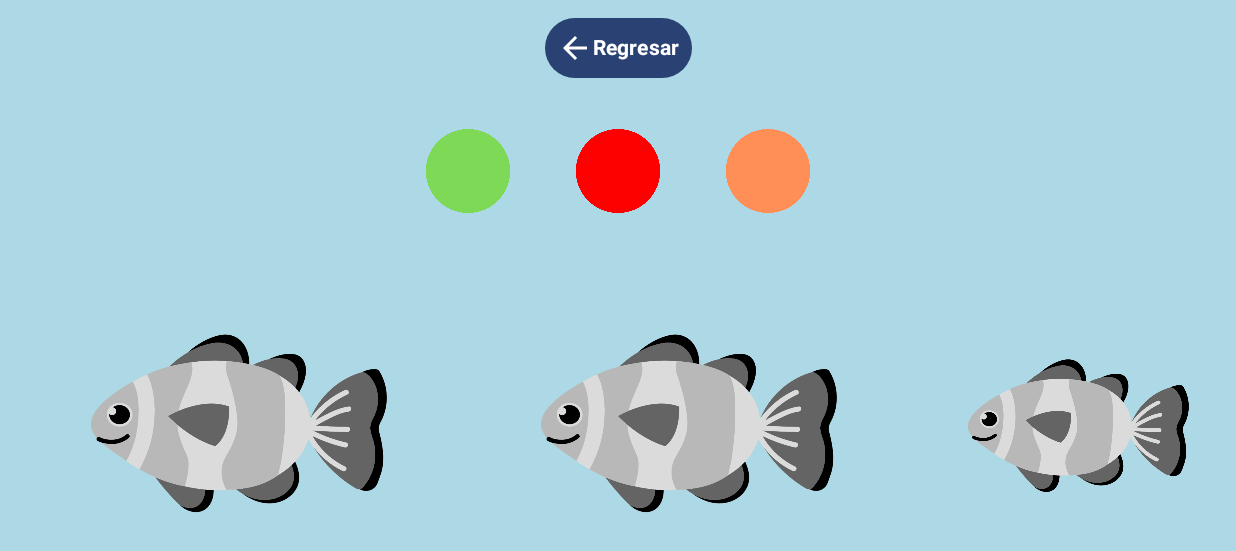
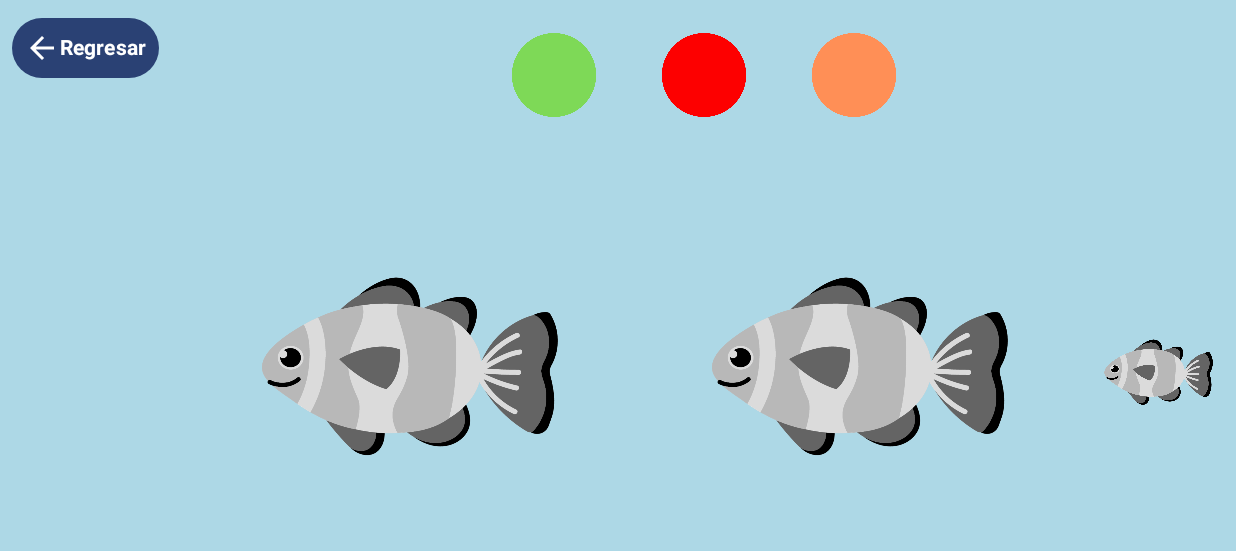
Before and after one commit to paucova/Nuevo-Amanecer-4, an Android app built with Jetpack Compose: the composable Juego3 shown on its own in the app's theme, on a phone screen of 824 x 412 dp (held sideways). Shown: the top 551 px of the screen. Run offline under Robolectric (Android 15) with nearby library versions, the phone set to English and light mode, and no system bars; 1 statement that could not run was skipped.

```diff
--- a/app/src/main/java/com/example/appfinal/screens/jugar/juegos/Juego3.kt
+++ b/app/src/main/java/com/example/appfinal/screens/jugar/juegos/Juego3.kt
@@ -58,11 +58,8 @@ fun Juego3(navController: NavHostController) {
         // Botón de regreso a HomeScreen
 
 
-        Column (
-            modifier = Modifier.fillMaxSize(),
-            verticalArrangement = Arrangement.Center,
-            horizontalAlignment = Alignment.CenterHorizontally
-        ) {
+        Row {
+            Column {
                 Button(
                     onClick = {
                         navController.navigate("JugarScreen") {
@@ -86,13 +83,23 @@ fun Juego3(navController: NavHostController) {
                         color = Color.White,
                         fontWeight = FontWeight.Bold)
                 }
+            }
+
+            Column (
+                modifier = Modifier.fillMaxSize(),
+                verticalArrangement = Arrangement.Center,
+                horizontalAlignment = Alignment.CenterHorizontally
+            ){
                 Surface(
-                    modifier = Modifier.size(2000.dp, 1500.dp)
+                    modifier = Modifier
+                        .size(2000.dp, 1500.dp)
                         .background(color = azulClaro),
                     color = MaterialTheme.colorScheme.background
                 ) {
                     Drag()
                 }
+            }
+
         }
     }
 }
@@ -132,7 +139,9 @@ private fun Drag() {
         coloresSeleccionados.shuffled().take(3)
     }
 
-    Box(modifier = Modifier.fillMaxSize().background(color = azulClaro)) {
+    Box(modifier = Modifier
+        .fillMaxSize()
+        .background(color = azulClaro)) {
         var color1OffsetX by remember { mutableStateOf(0f) }
         var color1OffsetY by remember { mutableStateOf(0f) }
 
@@ -372,7 +381,8 @@ private fun Drag() {
         ){
             Image(painter = painterResource(id = R.drawable.ganaste),
                 contentDescription = null,
-                modifier = Modifier.size(800.dp)
+                modifier = Modifier
+                    .size(800.dp)
                     .align(Alignment.Center)
             )
         }
```
Lines whose indentation alone changed are shown as unchanged.
